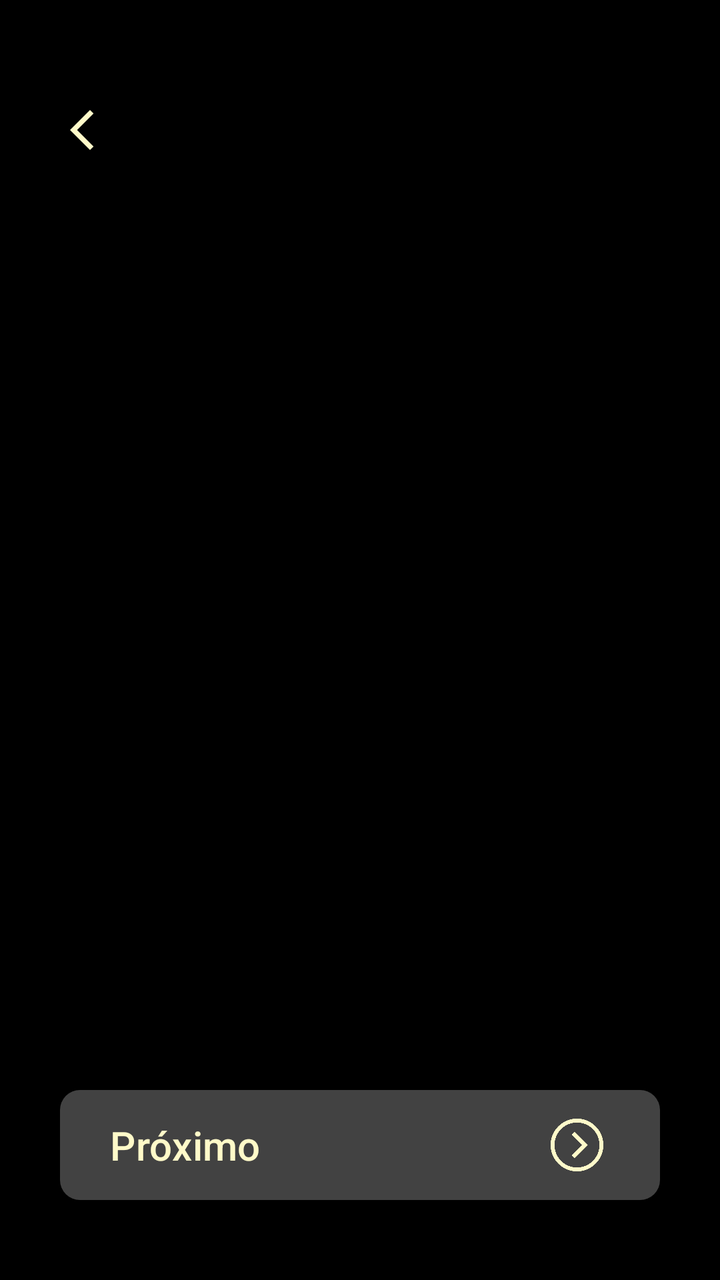
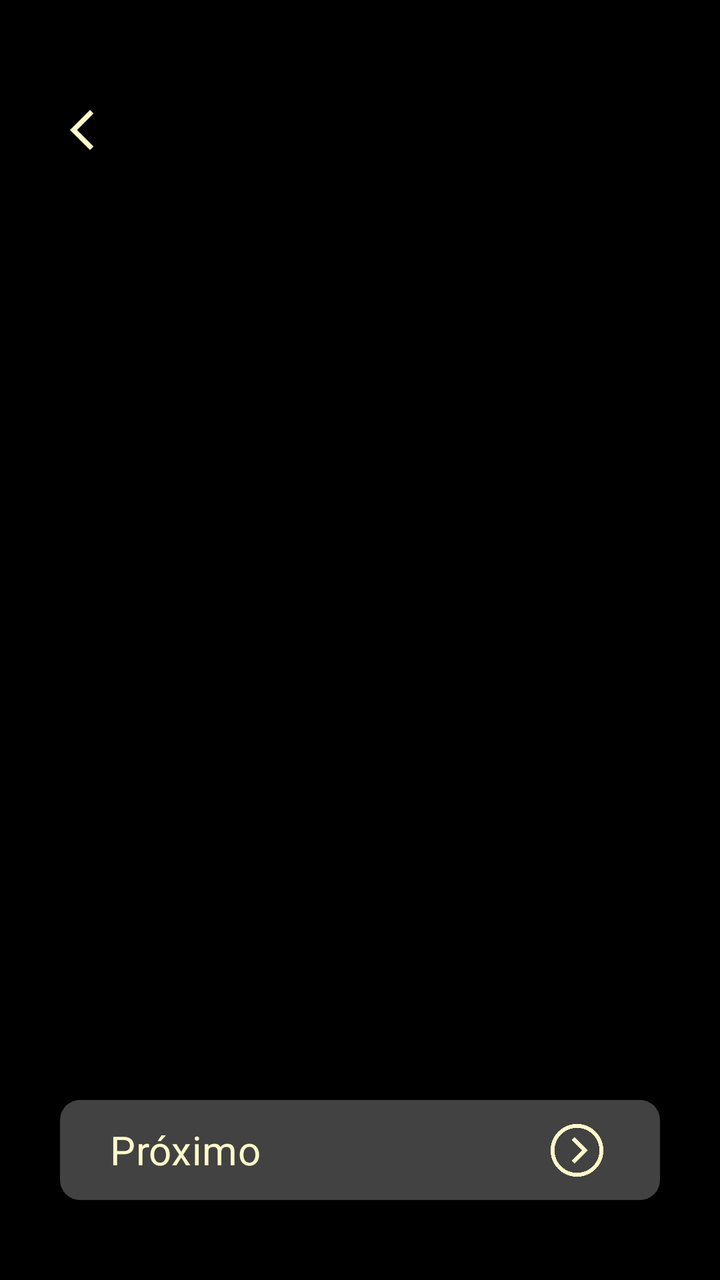

Compare the two renders of this Android layout. The source of the first and the diff that turns it into the second are given below.
<!-- AndroidManifest.xml: application theme Theme.Monaly -->
<!-- res/layout/activity_onboarding.xml -->
<?xml version="1.0" encoding="utf-8"?>
<androidx.constraintlayout.widget.ConstraintLayout
    xmlns:android="http://schemas.android.com/apk/res/android"
    xmlns:app="http://schemas.android.com/apk/res-auto"
    android:layout_width="match_parent"
    android:layout_height="match_parent"
    android:background="@color/black">

    <androidx.viewpager2.widget.ViewPager2
        android:id="@+id/viewPagerOnboarding"
        android:layout_width="0dp"
        android:layout_height="0dp"
        app:layout_constraintBottom_toTopOf="@+id/buttonNext"
        app:layout_constraintEnd_toEndOf="parent"
        app:layout_constraintStart_toStartOf="parent"
        app:layout_constraintTop_toTopOf="parent" />

    <androidx.appcompat.widget.AppCompatButton
        android:id="@+id/buttonBack"
        android:contentDescription="Botão de voltar"
        android:layout_width="60dp"
        android:layout_height="60dp"
        android:layout_marginStart="20dp"
        android:layout_marginTop="35dp"
        android:background="@drawable/drawable_background_button_round_transparent"
        android:drawableStart="@drawable/icon_arrow_back_ios"
        android:paddingStart="15dp"
        app:layout_constraintStart_toStartOf="parent"
        app:layout_constraintTop_toTopOf="parent" />

    <com.google.android.material.button.MaterialButton
        android:id="@+id/buttonNext"
        android:layout_width="0dp"
        android:layout_height="55dp"
        android:layout_marginStart="30dp"
        android:layout_marginEnd="30dp"
        android:layout_marginBottom="40dp"
        app:backgroundTint="@color/gray_dark"
        android:background="@drawable/drawable_background_button_gray_dark_10_dp"
        app:cornerRadius="10dp"
        app:icon="@drawable/ic_arrow_right_bage_neutral"
        app:iconGravity="end"
        app:iconSize="33dp"
        app:iconTint="@null"
        android:gravity="start|center_vertical"
        android:paddingStart="25dp"
        android:paddingEnd="25dp"
        android:text="@string/onboarding_bottom_next"
        android:textAllCaps="false"
        android:textColor="@color/bage_neutral"
        android:textSize="20sp"
        app:layout_constraintBottom_toBottomOf="parent"
        app:layout_constraintEnd_toEndOf="parent"
        app:layout_constraintStart_toStartOf="parent" />

</androidx.constraintlayout.widget.ConstraintLayout>
<!-- resources referenced by this layout -->
<resources>
  <color name="bage_neutral">#FFFAC9</color>
  <color name="black">#000000</color>
  <color name="gray_dark">#424242</color>
  <!-- drawable drawable_background_button_gray_dark_10_dp (drawable) -->
  <?xml version="1.0" encoding="utf-8"?>
  <shape xmlns:android="http://schemas.android.com/apk/res/android">
  
      <corners android:radius="10dp"/>
      <solid android:color="@color/gray_dark"/>
  
  </shape>
  <!-- drawable drawable_background_button_round_transparent (drawable) -->
  <?xml version="1.0" encoding="utf-8"?>
  <shape xmlns:android="http://schemas.android.com/apk/res/android"
  
      android:shape="rectangle">
      <corners android:radius="100dp"/>
  
  </shape>
  <!-- drawable ic_arrow_right_bage_neutral: png bitmap (drawable, 3673 bytes) -->
  <!-- drawable icon_arrow_back_ios (drawable) -->
  <vector xmlns:android="http://schemas.android.com/apk/res/android" android:autoMirrored="true" android:height="24dp" android:tint="#FFFAC9" android:viewportHeight="960" android:viewportWidth="960" android:width="24dp">
        
      <path android:fillColor="@android:color/white" android:pathData="M400,880L0,480L400,80L471,151L142,480L471,809L400,880Z"/>
      
  </vector>
  <string name="onboarding_bottom_next">Próximo</string>
  <style name="Theme.Monaly" parent="Base.Theme.Monaly" />
  <style name="Base.Theme.Monaly" parent="Theme.Material3.DayNight.NoActionBar">
  
  
          
          
  
  
          
          <item name="android:navigationBarColor">@color/black</item>
  
  
      </style>
</resources>

<!-- the commit's change to res/layout/activity_onboarding.xml (unified diff, before → after) -->
@@ -31,7 +31,7 @@
     <com.google.android.material.button.MaterialButton
         android:id="@+id/buttonNext"
         android:layout_width="0dp"
-        android:layout_height="55dp"
+        android:layout_height="50dp"
         android:layout_marginStart="30dp"
         android:layout_marginEnd="30dp"
         android:layout_marginBottom="40dp"
@@ -47,6 +47,8 @@
         android:paddingEnd="25dp"
         android:text="@string/onboarding_bottom_next"
         android:textAllCaps="false"
+        android:fontFamily="sans-serif"
+        android:textStyle="normal"
         android:textColor="@color/bage_neutral"
         android:textSize="20sp"
         app:layout_constraintBottom_toBottomOf="parent"
